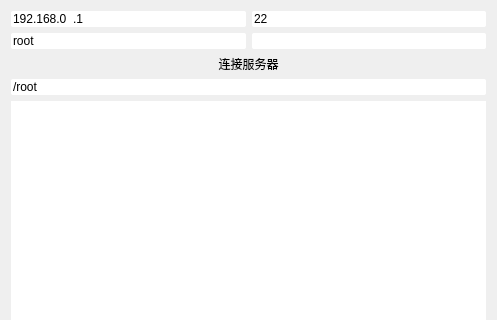
The window that ui/ui_remote.ui (KaifengT/Batch3D) describes before a commit, drawn with Qt 5; both pictures show x 0 to 497 and y 0 to 320 of the 497 by 480 pixel window.
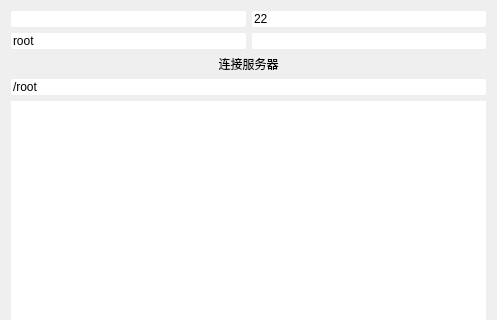
The same window after the commit. Custom widgets are drawn as their Qt base class.

Commit message: rm ip mask

Diff of the .ui file:
```diff
--- a/ui/ui_remote.ui
+++ b/ui/ui_remote.ui
@@ -28,11 +28,8 @@
     <layout class="QHBoxLayout" name="horizontalLayout">
      <item>
       <widget class="LineEdit" name="lineEdit_host">
-       <property name="inputMask">
-        <string>000.000.000.000</string>
-       </property>
        <property name="text">
-        <string>192.168.0.1</string>
+        <string/>
        </property>
       </widget>
      </item>
```
The commit also changes 1 other file.
